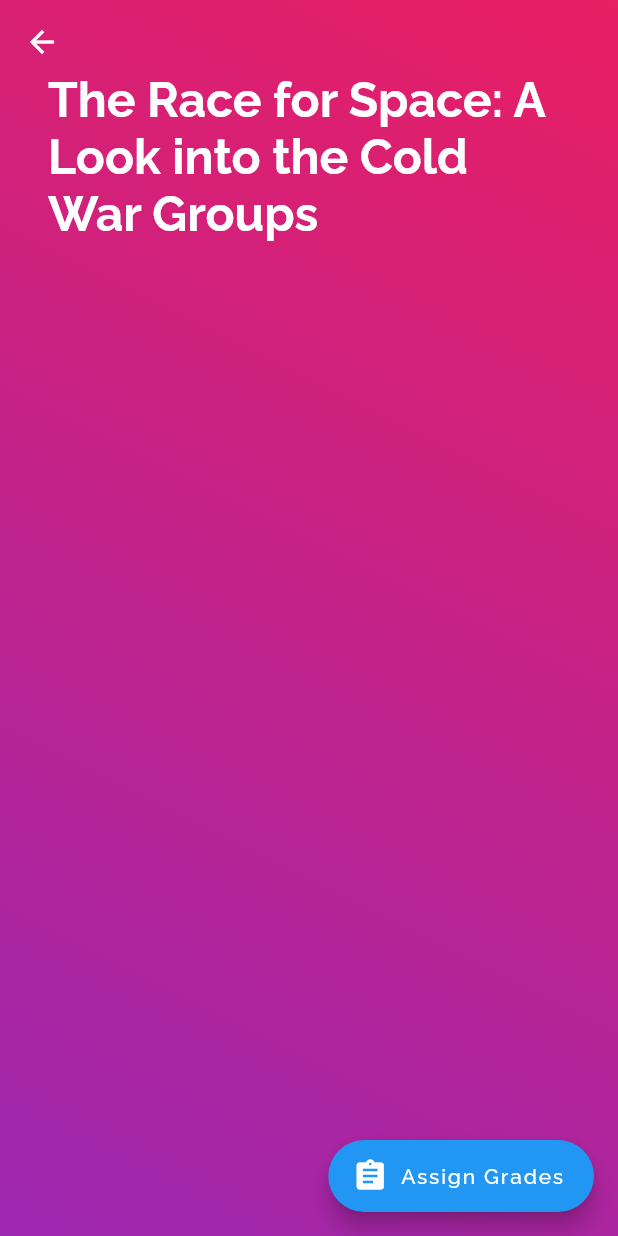
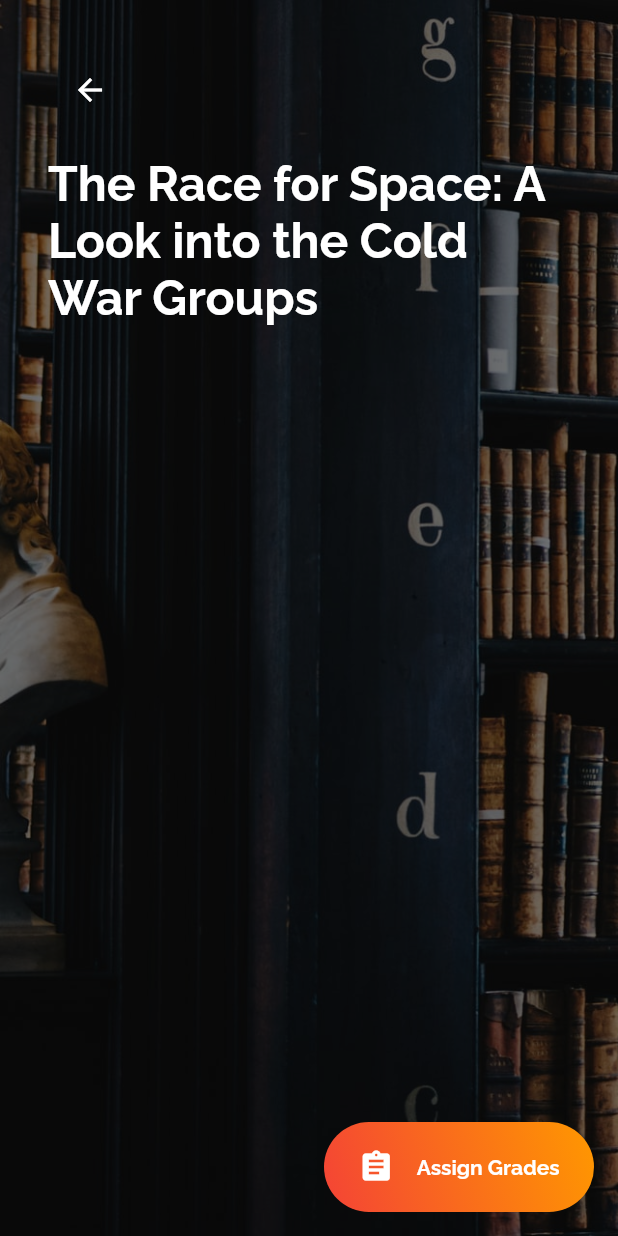
Before and after one commit to TheodoreSpeaks/Protege, a Flutter app: the GroupScreen screen opened directly, on a phone screen of 412 x 824 dp. Run offline on Flutter 3.47's test engine with Material 2 defaults, Android fonts, the phone set to English and light mode, and no system bars; our stand-ins replace google_fonts; network calls fail.

Commit message:
Beautify GroupScreen

```diff
--- a/lib/GroupScreen.dart
+++ b/lib/GroupScreen.dart
@@ -5,6 +5,7 @@ import 'package:http/http.dart' as http;
 
 import 'GradingScreen.dart';
 import 'SummarizationCard.dart';
+import 'constants.dart';
 
 class GroupScreen extends StatefulWidget {
   static const jsonData = [
@@ -116,30 +117,53 @@ class _GroupScreenState extends State<GroupScreen> {
     //print("json lentgh ${jsonData.length}");
     return Scaffold(
         backgroundColor: Colors.transparent,
-        appBar: AppBar(
-          backgroundColor: Colors.transparent,
-          elevation: 0,
-        ),
-        extendBodyBehindAppBar: true,
-        floatingActionButton: FloatingActionButton.extended(
-            onPressed: () => Navigator.of(context).push(MaterialPageRoute(
+        floatingActionButton: InkWell(
+            onTap: () => Navigator.of(context).push(MaterialPageRoute(
                 builder: (context) => GradingScreen(
                       json: this.jsonData,
                     ))),
-            label: Text('Assign Grades'),
-            icon: Icon(Icons.assignment)),
-        body: Container(
+            child: Container(
+              width: 180,
+              height: 60,
+              decoration: BoxDecoration(
+                  borderRadius: BorderRadius.circular(30),
+                  gradient: LinearGradient(
+                      colors: [Colors.red, Colors.orange],
+                      begin: Alignment.bottomLeft,
+                      end: Alignment.topRight)),
+              child: Padding(
+                padding: const EdgeInsets.all(8.0),
+                child: Row(
+                  mainAxisAlignment: MainAxisAlignment.spaceEvenly,
+                  children: [
+                    Icon(Icons.assignment, color: Colors.white),
+                    Text('Assign Grades',
+                        style: TextStyle(
+                            fontWeight: FontWeight.bold, color: Colors.white)),
+                  ],
+                ),
+              ),
+            )),
+        body: Stack(
+          children: [
+            Container(
+              decoration: BoxDecoration(
+                  image: DecorationImage(
+                      image: AssetImage('lib/assets/history.jpg'),
+                      fit: BoxFit.cover)),
+            ),
+            Container(color: Colors.black54),
+            Container(
               width: double.infinity,
               height: double.infinity,
-          decoration: BoxDecoration(
-              gradient: LinearGradient(
-                  colors: [Colors.purple, Colors.pink],
-                  begin: Alignment.bottomLeft,
-                  end: Alignment.topRight)),
               padding: const EdgeInsets.all(32.0),
               child: Column(
                 crossAxisAlignment: CrossAxisAlignment.start,
                 children: [
+                  AppBar(
+                    backgroundColor: Colors.transparent,
+                    elevation: 0,
+                  ),
                   SizedBox(height: 16.0),
                   Text(
                     'The Race for Space: A Look into the Cold War Groups',
@@ -163,6 +187,8 @@ class _GroupScreenState extends State<GroupScreen> {
                   )
                 ],
               ),
+            ),
+          ],
         ));
   }
 }
@@ -179,7 +205,11 @@ class GroupView extends StatelessWidget {
     return Container(
         width: 350,
         decoration: BoxDecoration(
-            color: Colors.grey[300], borderRadius: BorderRadius.circular(8.0)),
+            // color: Colors.grey[300],
+            // border: Border.all(
+            //   color: white,
+            // ),
+            borderRadius: BorderRadius.circular(8.0)),
         padding: const EdgeInsets.all(16.0),
         margin: const EdgeInsets.only(right: 16.0),
         child: Scrollbar(
@@ -187,7 +217,8 @@ class GroupView extends StatelessWidget {
             crossAxisAlignment: CrossAxisAlignment.start,
             children: [
               Text(json['group_name'],
-                  style: TextStyle(fontWeight: FontWeight.bold, fontSize: 18)),
+                  style: TextStyle(
+                      fontWeight: FontWeight.bold, fontSize: 18, color: white)),
               SizedBox(height: 8.0),
               Expanded(
                   child: ListView.builder(
--- a/lib/MainPage.dart
+++ b/lib/MainPage.dart
@@ -157,7 +157,6 @@ class _MainPageState extends State<MainPage> {
                                 'Your classes',
                                 style: TextStyle(fontSize: 32, color: white),
                               ),
-                              // SizedBox(height: 16),
                               Expanded(
                                   child: ListView.builder(
                                 itemCount: isStudent
--- a/lib/constants.dart
+++ b/lib/constants.dart
@@ -1,4 +1,5 @@
 import 'package:flutter/material.dart';
+import 'dart:math';
 
 Color red = Color(0xFFEA2B1F);
 Color yellow = Color(0xFFFFD23F);
@@ -12,4 +13,8 @@ class ColorUtil {
   static Color getColor(index) {
     return colors[index % colors.length];
   }
+
+  static Color getRandomColor() {
+    return colors[Random().nextInt(colors.length)];
+  }
 }
```
Also changed, not shown: lib/SummarizationCard.dart (+9 -3 lines). Lines whose indentation alone changed are shown as unchanged.
